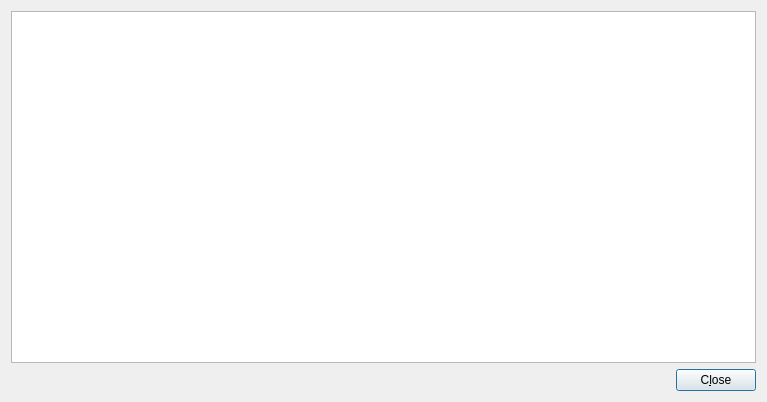
Qt form src/qt/forms/transactiondescdialog.ui (gridcoin-community/Gridcoin-Research) before a commit.
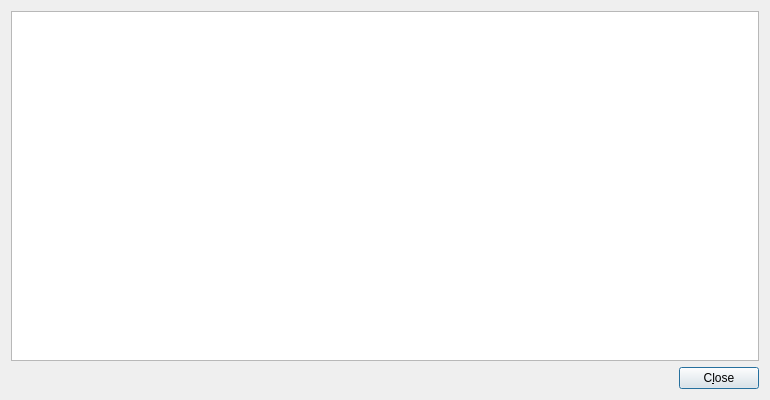
The same form after that commit.

Patch:
```diff
--- a/src/qt/forms/transactiondescdialog.ui
+++ b/src/qt/forms/transactiondescdialog.ui
@@ -6,8 +6,8 @@
    <rect>
     <x>0</x>
     <y>0</y>
-    <width>767</width>
-    <height>402</height>
+    <width>770</width>
+    <height>400</height>
    </rect>
   </property>
   <property name="maximumSize">
```
